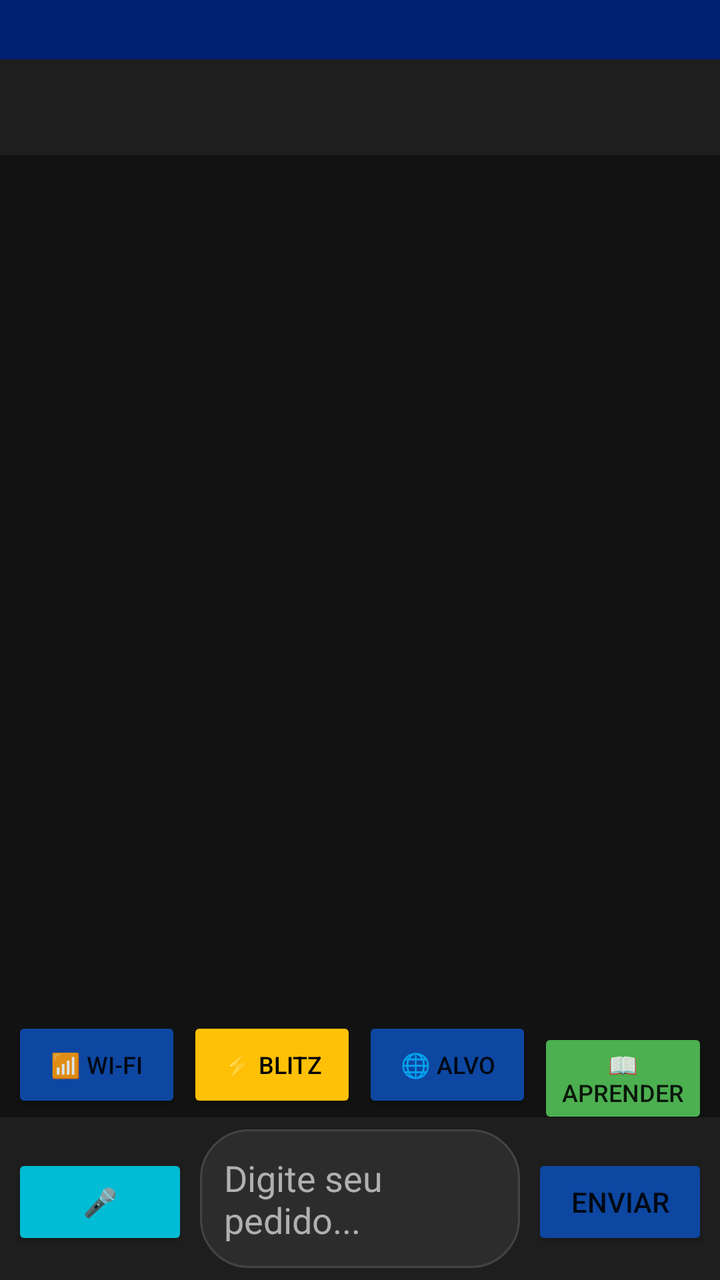
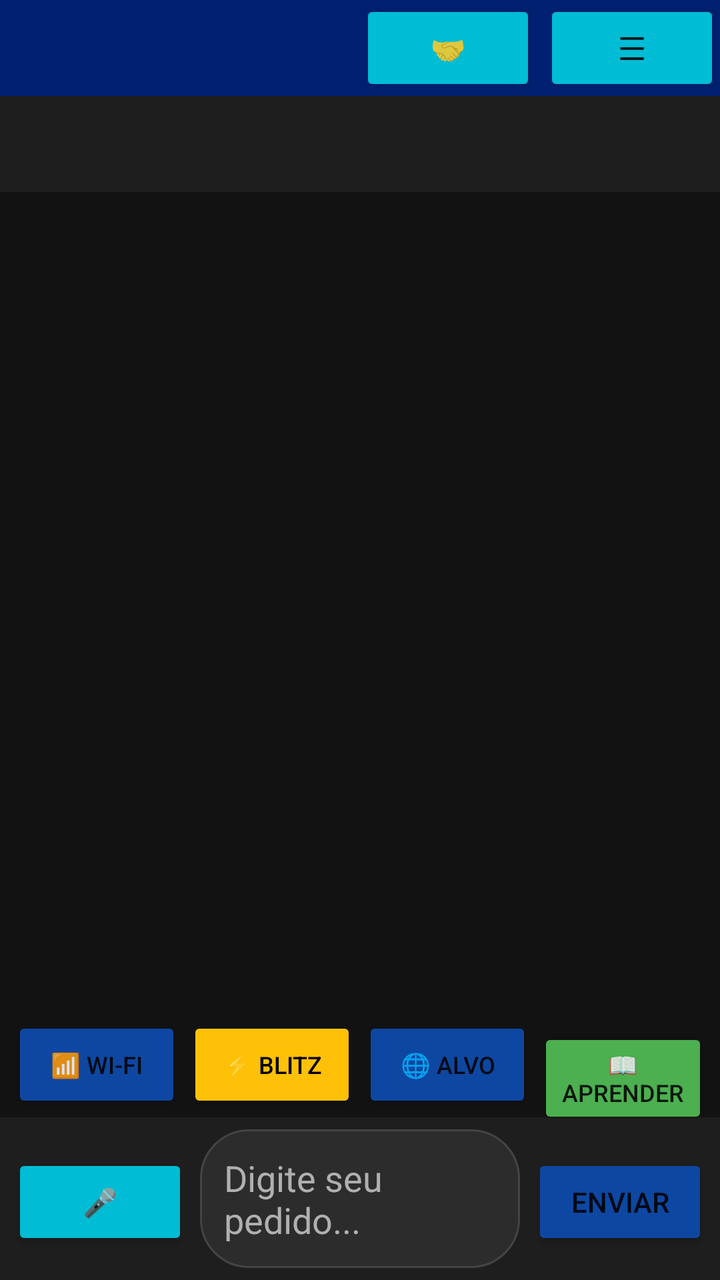

Two renders of the same Android screen: before a commit and after it. Below are the layout's source before the change and the commit's diff.
<!-- AndroidManifest.xml: application theme Theme.VulnForgeAI -->
<!-- res/layout/activity_chat.xml -->
<?xml version="1.0" encoding="utf-8"?>
<LinearLayout xmlns:android="http://schemas.android.com/apk/res/android"
    android:layout_width="match_parent"
    android:layout_height="match_parent"
    android:background="@color/background_dark"
    android:orientation="vertical">

    
    <TextView
        android:id="@+id/chat_mode_bar"
        android:layout_width="match_parent"
        android:layout_height="wrap_content"
        android:background="@color/primary_dark"
        android:padding="6dp"
        android:gravity="center"
        android:textColor="@color/white"
        android:textSize="13sp" />

    
    <androidx.recyclerview.widget.RecyclerView
        android:id="@+id/conversation_tabs"
        android:layout_width="match_parent"
        android:layout_height="48dp"
        android:background="@color/surface_dark"
        android:orientation="horizontal" />

    
    <androidx.recyclerview.widget.RecyclerView
        android:id="@+id/chat_recycler"
        android:layout_width="match_parent"
        android:layout_height="0dp"
        android:layout_weight="1"
        android:padding="8dp"
        android:clipToPadding="false" />

    
    <LinearLayout
        android:layout_width="match_parent"
        android:layout_height="wrap_content"
        android:orientation="horizontal"
        android:paddingStart="6dp"
        android:paddingEnd="6dp"
        android:paddingTop="2dp">

        <Button
            android:id="@+id/quick_wifi"
            android:layout_width="0dp"
            android:layout_height="wrap_content"
            android:layout_weight="1"
            android:layout_marginEnd="3dp"
            android:text="📶 Wi-Fi"
            android:textSize="12sp"
            android:backgroundTint="@color/primary" />

        <Button
            android:id="@+id/quick_blitz"
            android:layout_width="0dp"
            android:layout_height="wrap_content"
            android:layout_weight="1"
            android:layout_marginEnd="3dp"
            android:text="⚡ Blitz"
            android:textSize="12sp"
            android:backgroundTint="@color/warning_yellow"
            android:textColor="@color/black" />

        <Button
            android:id="@+id/quick_target"
            android:layout_width="0dp"
            android:layout_height="wrap_content"
            android:layout_weight="1"
            android:layout_marginEnd="3dp"
            android:text="🌐 Alvo"
            android:textSize="12sp"
            android:backgroundTint="@color/primary" />

        <Button
            android:id="@+id/quick_learn"
            android:layout_width="0dp"
            android:layout_height="wrap_content"
            android:layout_weight="1"
            android:text="📖 Aprender"
            android:textSize="12sp"
            android:backgroundTint="@color/success_green" />

    </LinearLayout>

    
    <LinearLayout
        android:layout_width="match_parent"
        android:layout_height="wrap_content"
        android:background="@color/surface_dark"
        android:orientation="horizontal"
        android:padding="6dp">

        <Button
            android:id="@+id/voice_button"
            android:layout_width="wrap_content"
            android:layout_height="wrap_content"
            android:text="🎤"
            android:backgroundTint="@color/secondary"
            android:layout_marginEnd="6dp" />

        <EditText
            android:id="@+id/chat_input"
            android:layout_width="0dp"
            android:layout_height="wrap_content"
            android:layout_weight="1"
            android:background="@drawable/input_background"
            android:hint="Digite seu pedido..."
            android:imeOptions="actionSend"
            android:inputType="textMultiLine"
            android:maxLines="3"
            android:padding="12dp"
            android:textColor="@color/text_primary"
            android:textColorHint="@color/text_secondary" />

        <Button
            android:id="@+id/chat_send"
            android:layout_width="wrap_content"
            android:layout_height="wrap_content"
            android:layout_marginStart="6dp"
            android:text="Enviar"
            android:backgroundTint="@color/primary" />

    </LinearLayout>

</LinearLayout>
<!-- resources referenced by this layout -->
<resources>
  <color name="background_dark">#FF121212</color>
  <color name="black">#FF000000</color>
  <color name="primary">#FF0D47A1</color>
  <color name="primary_dark">#FF002171</color>
  <color name="secondary">#FF00BCD4</color>
  <color name="success_green">#FF4CAF50</color>
  <color name="surface_dark">#FF1E1E1E</color>
  <color name="text_primary">#FFFFFFFF</color>
  <color name="text_secondary">#FFB0B0B0</color>
  <color name="warning_yellow">#FFFFC107</color>
  <color name="white">#FFFFFFFF</color>
  <!-- drawable input_background (drawable) -->
  <?xml version="1.0" encoding="utf-8"?>
  <shape xmlns:android="http://schemas.android.com/apk/res/android">
      <solid android:color="#FF2C2C2C" />
      <corners android:radius="24dp" />
      <stroke android:color="#FF444444" android:width="1dp" />
  </shape>
  <style name="Theme.VulnForgeAI" parent="Theme.MaterialComponents.DayNight.DarkActionBar">
          <item name="colorPrimary">#FF0D47A1</item>
          <item name="colorPrimaryVariant">#FF002171</item>
          <item name="colorOnPrimary">#FFFFFFFF</item>
          <item name="colorSecondary">#FF00BCD4</item>
          <item name="colorSecondaryVariant">#FF008394</item>
          <item name="colorOnSecondary">#FF000000</item>
          <item name="colorError">#FFD32F2F</item>
          <item name="colorOnError">#FFFFFFFF</item>
          <item name="android:colorBackground">#FF121212</item>
          <item name="colorSurface">#FF1E1E1E</item>
          <item name="colorOnSurface">#FFFFFFFF</item>
          <item name="android:statusBarColor">#FF0D47A1</item>
          <item name="android:windowBackground">#FF121212</item>
      </style>
</resources>

<!-- the commit's change to res/layout/activity_chat.xml (unified diff, before → after) -->
@@ -6,15 +6,41 @@
     android:orientation="vertical">
 
     
-    <TextView
-        android:id="@+id/chat_mode_bar"
+    <LinearLayout
         android:layout_width="match_parent"
         android:layout_height="wrap_content"
+        android:orientation="horizontal"
         android:background="@color/primary_dark"
-        android:padding="6dp"
-        android:gravity="center"
-        android:textColor="@color/white"
-        android:textSize="13sp" />
+        android:gravity="center_vertical">
+
+        <TextView
+            android:id="@+id/chat_mode_bar"
+            android:layout_width="0dp"
+            android:layout_height="wrap_content"
+            android:layout_weight="1"
+            android:padding="6dp"
+            android:gravity="center"
+            android:textColor="@color/white"
+            android:textSize="13sp" />
+
+        <Button
+            android:id="@+id/brain_mode_button"
+            android:layout_width="wrap_content"
+            android:layout_height="wrap_content"
+            android:text="🤝"
+            android:textSize="14sp"
+            android:backgroundTint="@color/secondary"
+            android:layout_marginEnd="4dp" />
+
+        <Button
+            android:id="@+id/conversation_menu_button"
+            android:layout_width="wrap_content"
+            android:layout_height="wrap_content"
+            android:text="☰"
+            android:textSize="16sp"
+            android:backgroundTint="@color/secondary" />
+
+    </LinearLayout>
 
     
     <androidx.recyclerview.widget.RecyclerView
